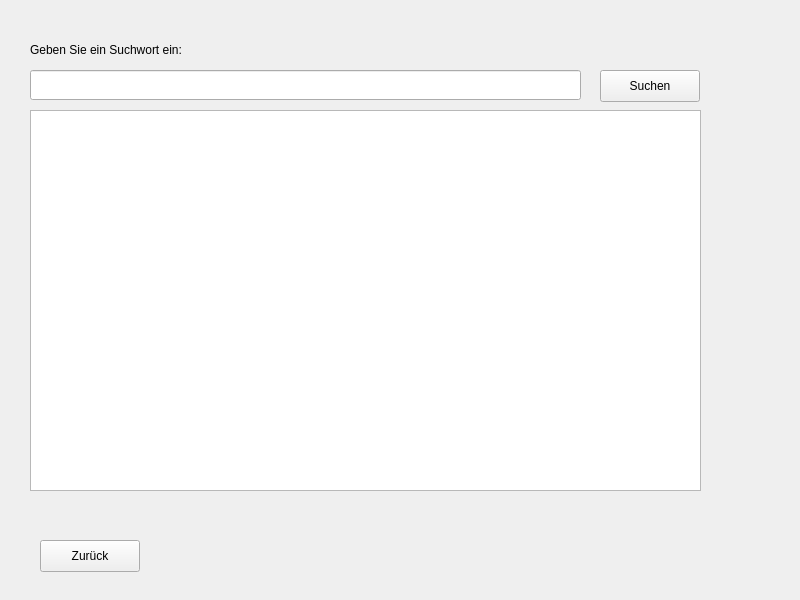
This is searchnote.ui in as070700/Noteapp as Qt 5 draws it before an edit. The edited form follows.
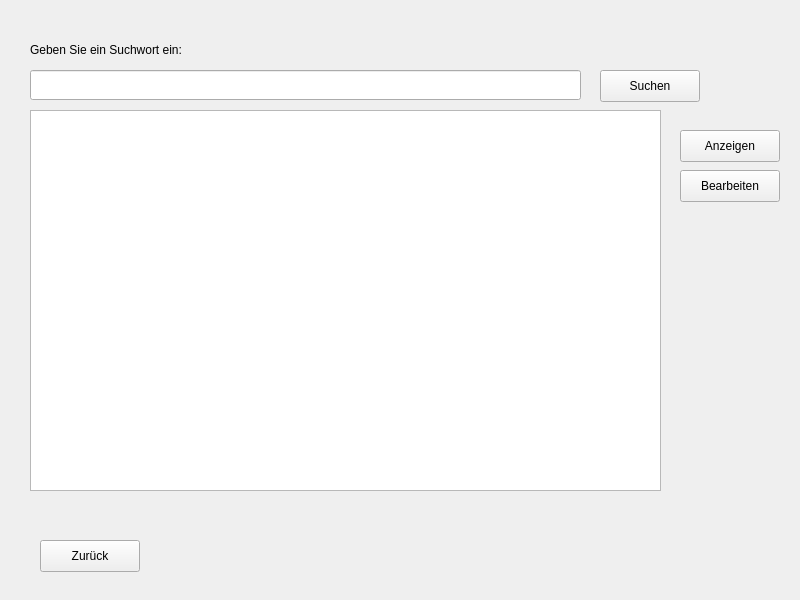
This is the edited form. Icons and pictures are not drawn.

Diff of the .ui file:
```diff
--- a/searchnote.ui
+++ b/searchnote.ui
@@ -44,7 +44,7 @@
     <rect>
      <x>30</x>
      <y>110</y>
-     <width>671</width>
+     <width>631</width>
      <height>381</height>
     </rect>
    </property>
@@ -84,6 +84,38 @@
     <iconset theme="QIcon::ThemeIcon::EditFind"/>
    </property>
   </widget>
+  <widget class="QPushButton" name="openButton_searchnote">
+   <property name="geometry">
+    <rect>
+     <x>680</x>
+     <y>130</y>
+     <width>100</width>
+     <height>32</height>
+    </rect>
+   </property>
+   <property name="text">
+    <string>Anzeigen</string>
+   </property>
+   <property name="icon">
+    <iconset theme="QIcon::ThemeIcon::FormatJustifyFill"/>
+   </property>
+  </widget>
+  <widget class="QPushButton" name="editButton_searchnote">
+   <property name="geometry">
+    <rect>
+     <x>680</x>
+     <y>170</y>
+     <width>100</width>
+     <height>32</height>
+    </rect>
+   </property>
+   <property name="text">
+    <string>Bearbeiten</string>
+   </property>
+   <property name="icon">
+    <iconset theme="QIcon::ThemeIcon::MailMessageNew"/>
+   </property>
+  </widget>
  </widget>
  <resources/>
  <connections/>
```
